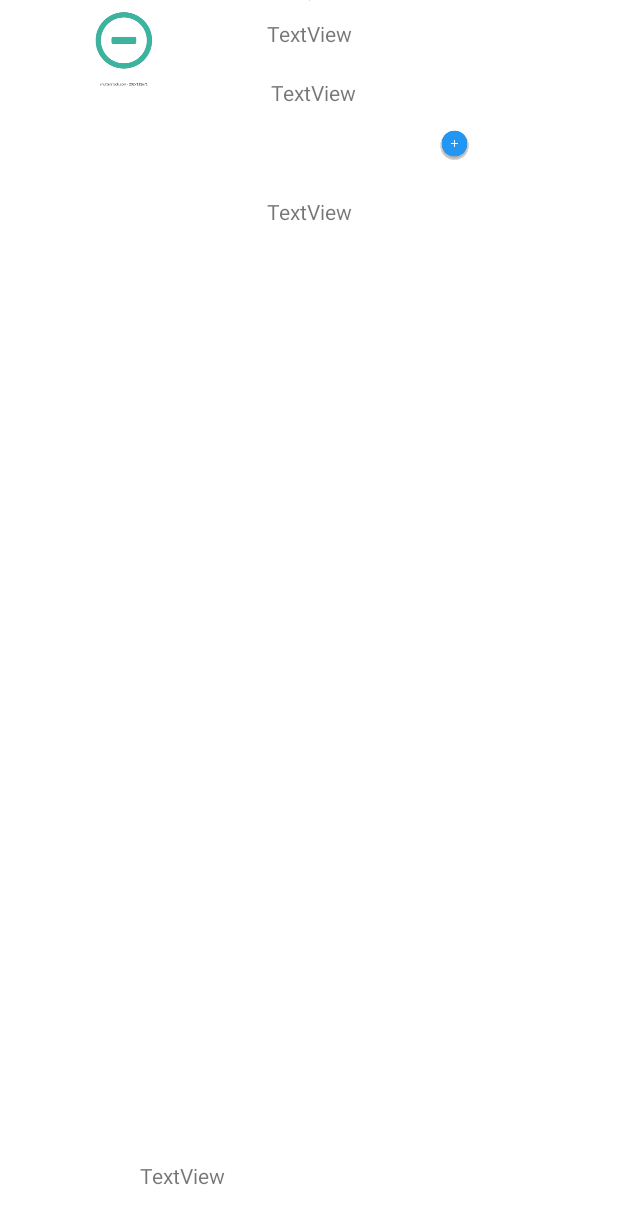
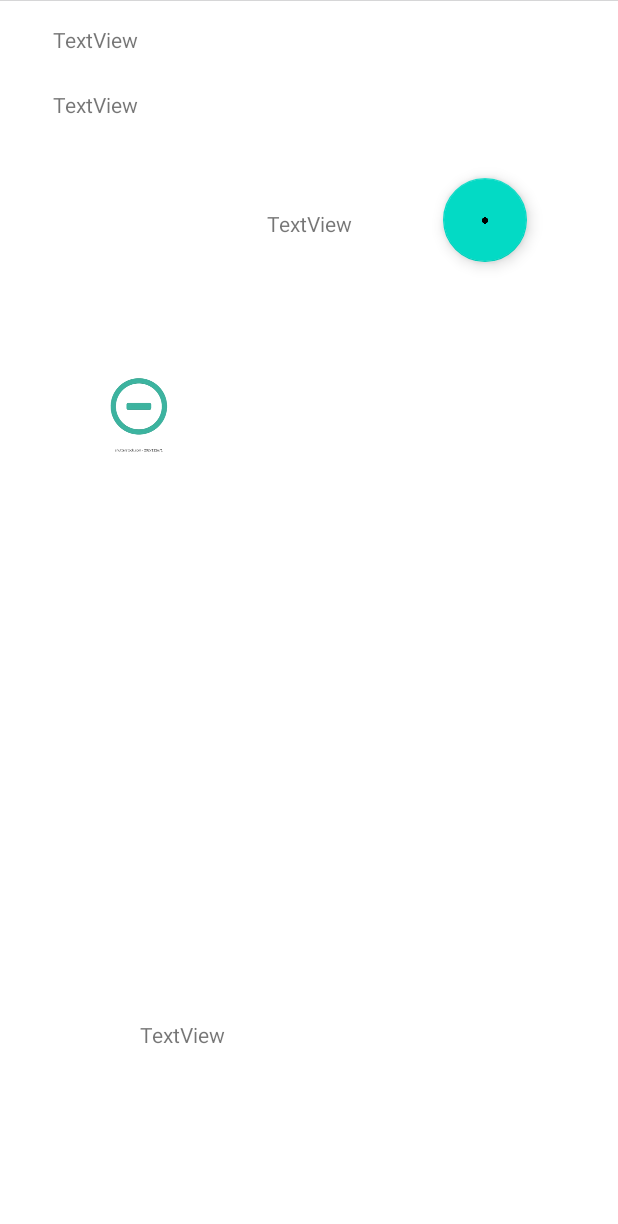
Before and after one commit to THEKetsu/AndroidERestaurant, an Android app: the layout detail_activity.xml on its own in the app's theme, with its tools: preview values and no code run, on a phone screen of 412 x 824 dp. Shown: the top 1224 px of the screen. Run offline under Robolectric (Android 15) with nearby library versions, the phone set to English and light mode, and no system bars; network calls fail.

Commit message:
Passage vers Detail

```diff
--- a/app/src/main/java/fr/isen/bender/androiderestaurant/CategoryAdapter.kt
+++ b/app/src/main/java/fr/isen/bender/androiderestaurant/CategoryAdapter.kt
@@ -22,6 +22,8 @@ class CategoryAdapter(
     }
 
     override fun onCreateViewHolder(parent: ViewGroup, viewType: Int): MyViewHolder {
+        println("Création du View Holder : "+viewType)
+        println("Parent :"+parent)
         val view = LayoutInflater.from(parent.context).inflate(R.layout.category_cell2, parent, false)
         return MyViewHolder(view)
     }
@@ -38,6 +40,7 @@ class CategoryAdapter(
         if (firstImage.isNotEmpty()){
             Picasso.get().load(firstImage).into(holder.cellPicture);
         }
+        println("Flag avant détail \n")
         holder.itemView.setOnClickListener{
             println("Je clique sur la view"+holder+"plat"+dish)
             clickListener(dish)
--- a/app/src/main/res/layout/detail_activity.xml
+++ b/app/src/main/res/layout/detail_activity.xml
@@ -1,13 +1,18 @@
 <?xml version="1.0" encoding="utf-8"?>
-<androidx.constraintlayout.widget.ConstraintLayout xmlns:android="http://schemas.android.com/apk/res/android"
+<LinearLayout xmlns:android="http://schemas.android.com/apk/res/android"
     xmlns:app="http://schemas.android.com/apk/res-auto"
     xmlns:tools="http://schemas.android.com/tools"
     android:layout_width="match_parent"
-    android:layout_height="match_parent">
+    android:layout_height="wrap_content">
+
+
+    <androidx.constraintlayout.widget.ConstraintLayout
+        android:layout_width="match_parent"
+        android:layout_height="730dp">
 
         <ImageView
             android:id="@+id/DetailImage"
-        android:layout_width="wrap_content"
+            android:layout_width="0dp"
             android:layout_height="wrap_content"
             app:layout_constraintEnd_toEndOf="parent"
             app:layout_constraintStart_toStartOf="parent"
@@ -18,53 +23,46 @@
             android:id="@+id/menuName"
             android:layout_width="wrap_content"
             android:layout_height="wrap_content"
-        android:layout_marginTop="12dp"
+            android:layout_marginTop="16dp"
             android:text="TextView"
             app:layout_constraintEnd_toEndOf="parent"
+            app:layout_constraintHorizontal_bias="0.099"
             app:layout_constraintStart_toStartOf="parent"
             app:layout_constraintTop_toBottomOf="@+id/DetailImage" />
 
         <TextView
-        android:id="@+id/Ingrédients"
+            android:id="@+id/Ingredients"
             android:layout_width="wrap_content"
             android:layout_height="wrap_content"
-        android:layout_marginStart="179dp"
-        android:layout_marginTop="20dp"
+            android:layout_marginTop="24dp"
+            android:text="TextView"
+            app:layout_constraintEnd_toEndOf="parent"
+            app:layout_constraintHorizontal_bias="0.099"
+            app:layout_constraintStart_toStartOf="parent"
+            app:layout_constraintTop_toBottomOf="@+id/menuName" />
+
+        <TextView
+            android:id="@+id/Quantity"
+            android:layout_width="wrap_content"
+            android:layout_height="wrap_content"
+            android:layout_marginStart="174dp"
+            android:layout_marginTop="60dp"
             android:layout_marginEnd="174dp"
             android:text="TextView"
             app:layout_constraintEnd_toEndOf="parent"
             app:layout_constraintStart_toStartOf="parent"
-        app:layout_constraintTop_toBottomOf="@+id/menuName" />
-
-    <TextView
-        android:id="@+id/Prix"
-        android:layout_width="wrap_content"
-        android:layout_height="wrap_content"
-        android:layout_marginTop="60dp"
-        android:text="TextView"
-        app:layout_constraintEnd_toEndOf="parent"
-        app:layout_constraintStart_toStartOf="parent"
-        app:layout_constraintTop_toBottomOf="@+id/Ingrédients" />
+            app:layout_constraintTop_toBottomOf="@+id/Ingredients" />
 
         <ImageView
-        android:id="@+id/imageView"
-        android:layout_width="110dp"
-        android:layout_height="191dp"
-        app:layout_constraintEnd_toEndOf="parent"
-        app:layout_constraintHorizontal_bias="0.196"
-        app:layout_constraintStart_toEndOf="@+id/Prix"
-        app:srcCompat="@drawable/add_button"
-        tools:layout_editor_absoluteY="170dp" />
-
-    <ImageView
-        android:id="@+id/imageView2"
+            android:id="@+id/SubButton"
             android:layout_width="92dp"
             android:layout_height="58dp"
-        app:layout_constraintEnd_toStartOf="@+id/Prix"
-        app:layout_constraintHorizontal_bias="0.423"
+            android:layout_marginTop="244dp"
+            app:layout_constraintEnd_toStartOf="@+id/Quantity"
+            app:layout_constraintHorizontal_bias="0.541"
             app:layout_constraintStart_toStartOf="parent"
-        app:srcCompat="@drawable/substract_button"
-        tools:layout_editor_absoluteY="240dp" />
+            app:layout_constraintTop_toTopOf="parent"
+            app:srcCompat="@drawable/substract_button" />
 
         <TextView
             android:id="@+id/TotalPrice"
@@ -74,4 +72,16 @@
             app:layout_constraintBottom_toBottomOf="parent"
             app:layout_constraintEnd_toEndOf="parent"
             app:layout_constraintStart_toStartOf="parent" />
+
+        <com.google.android.material.floatingactionbutton.FloatingActionButton
+            android:id="@+id/addButton"
+            android:layout_width="wrap_content"
+            android:layout_height="wrap_content"
+            android:layout_marginTop="118dp"
+            android:clickable="true"
+            app:layout_constraintEnd_toEndOf="parent"
+            app:layout_constraintStart_toEndOf="@+id/Quantity"
+            app:layout_constraintTop_toBottomOf="@+id/DetailImage"
+            app:srcCompat="@drawable/add_button" />
     </androidx.constraintlayout.widget.ConstraintLayout>
+</LinearLayout>
```
Also changed, not shown: app/src/main/java/fr/isen/bender/androiderestaurant/CategoryActivity.kt (+4 -5 lines), app/src/main/java/fr/isen/bender/androiderestaurant/DetailActivity.kt (+49 -1 lines). Lines whose indentation alone changed are shown as unchanged.
